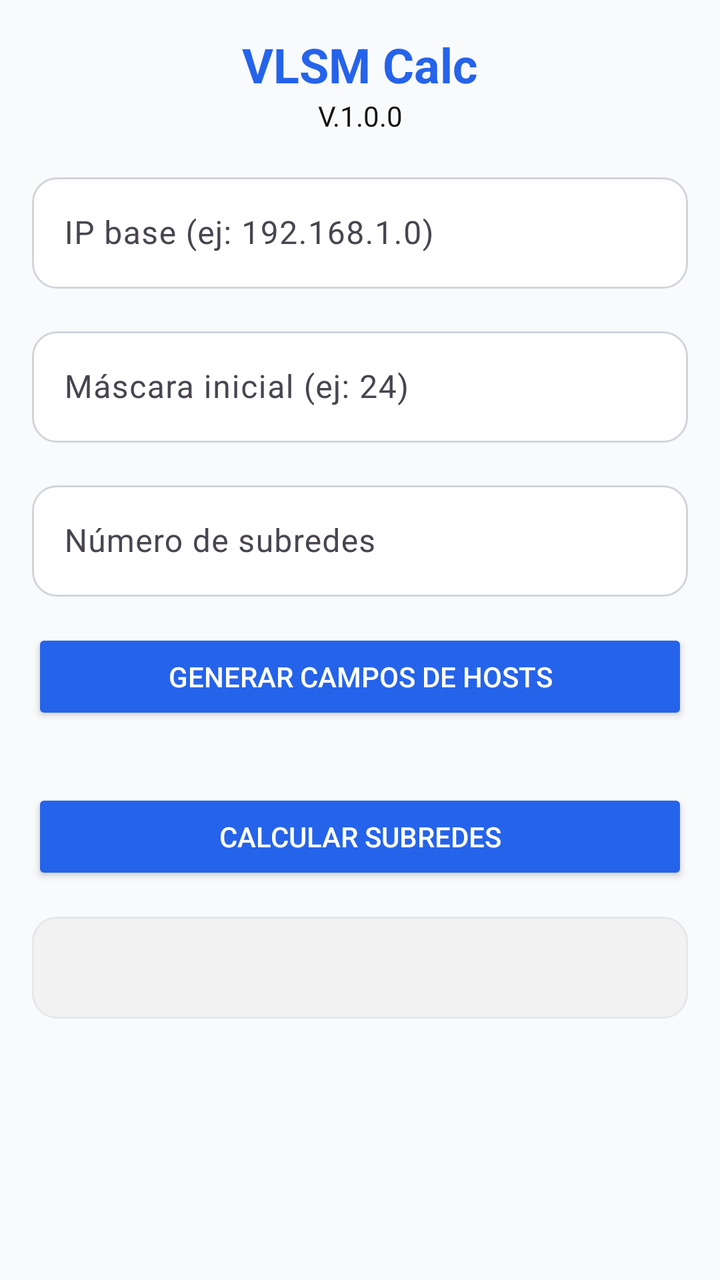
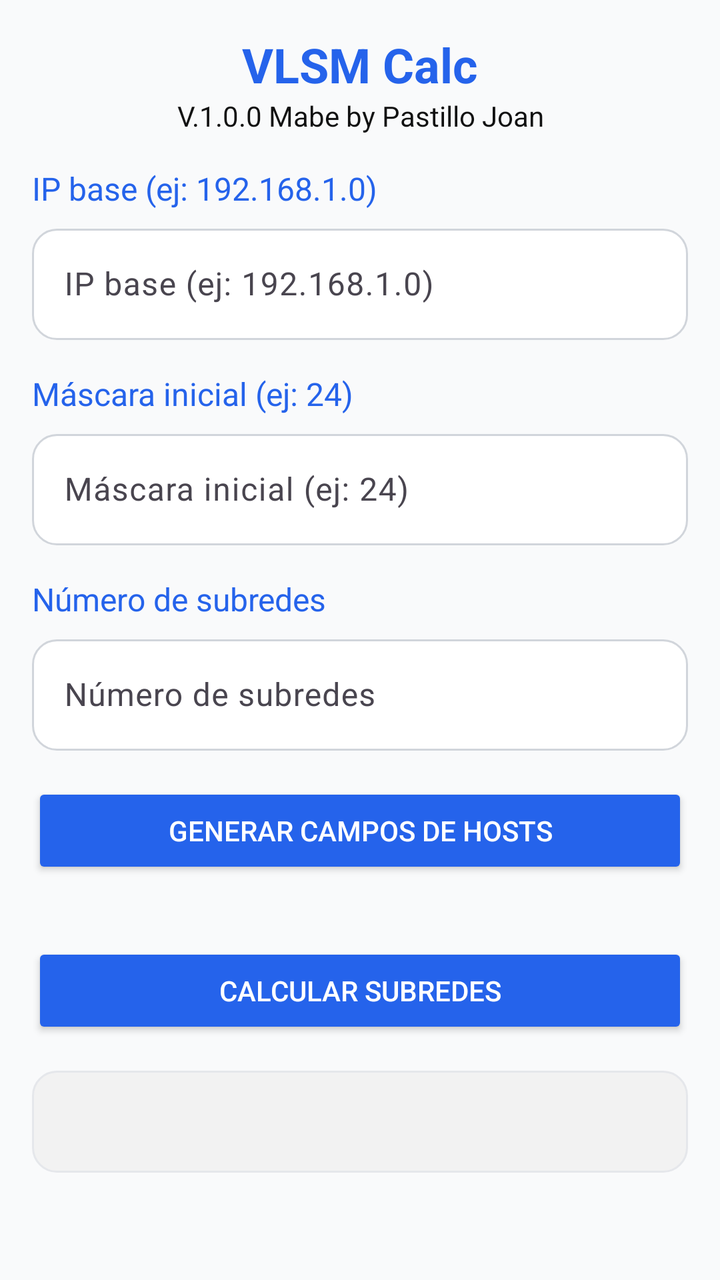

The first picture is an Android layout as it rendered before a commit; the second is the same layout after the commit. The layout source and the unified diff follow.
<!-- AndroidManifest.xml: application theme Theme.CalculadoraVLSM -->
<!-- res/layout/activity_main.xml -->
<?xml version="1.0" encoding="utf-8"?>
<LinearLayout xmlns:android="http://schemas.android.com/apk/res/android"
    xmlns:app="http://schemas.android.com/apk/res-auto"
    android:id="@+id/mainLayout"
    android:layout_width="match_parent"
    android:layout_height="match_parent"
    android:orientation="vertical"
    android:padding="16dp"
    android:background="#F9FAFB">

    <TextView
        android:id="@+id/title"
        android:layout_width="match_parent"
        android:layout_height="wrap_content"
        android:text="@string/tittle"
        android:textColor="#2563EB"
        android:textSize="24sp"
        android:textStyle="bold"
        android:gravity="center" />


    <TextView
        android:id="@+id/version"
        android:layout_width="match_parent"
        android:layout_height="wrap_content"
        android:text="@string/version"
        android:textColor="#111"
        android:textSize="14sp"
        android:layout_marginBottom="16dp"
        android:gravity="center" />


    <com.google.android.material.textfield.TextInputLayout
        android:id="@+id/ipInputLayout"
        android:layout_width="match_parent"
        android:layout_height="wrap_content"
        app:boxBackgroundMode="outline"
        app:boxStrokeColor="#2563EB"
        android:layout_marginBottom="16dp">

        <com.google.android.material.textfield.TextInputEditText
            android:id="@+id/ipInput"
            android:layout_width="match_parent"
            android:layout_height="wrap_content"
            android:hint="@string/hover_ip_base"
            android:inputType="text"
            android:textColor="#111"
            android:textSize="16sp"
            android:background="@drawable/input_background" />
    </com.google.android.material.textfield.TextInputLayout>


    <com.google.android.material.textfield.TextInputLayout
        android:id="@+id/maskInputLayout"
        android:layout_width="match_parent"
        android:layout_height="wrap_content"
        app:boxBackgroundMode="outline"
        app:boxStrokeColor="#2563EB"
        android:layout_marginBottom="16dp">

        <com.google.android.material.textfield.TextInputEditText
            android:id="@+id/maskInput"
            android:layout_width="match_parent"
            android:layout_height="wrap_content"
            android:hint="@string/hover_mascara_ini"
            android:inputType="number"
            android:textColor="#111"
            android:textSize="16sp"
            android:background="@drawable/input_background" />
    </com.google.android.material.textfield.TextInputLayout>


    <com.google.android.material.textfield.TextInputLayout
        android:id="@+id/numSubnetsInputLayout"
        android:layout_width="match_parent"
        android:layout_height="wrap_content"
        app:boxBackgroundMode="outline"
        app:boxStrokeColor="#2563EB"
        android:layout_marginBottom="16dp">

        <com.google.android.material.textfield.TextInputEditText
            android:id="@+id/numSubnetsInput"
            android:layout_width="match_parent"
            android:layout_height="wrap_content"
            android:hint="@string/hover_num_sr"
            android:inputType="number"
            android:textColor="#111"
            android:textSize="16sp"
            android:background="@drawable/input_background" />
    </com.google.android.material.textfield.TextInputLayout>


    <Button
        android:id="@+id/generateFieldsButton"
        android:layout_width="match_parent"
        android:layout_height="wrap_content"
        android:text="@string/generar"
        android:textColor="#FFF"
        android:backgroundTint="#2563EB"
        android:layout_marginBottom="16dp" />




    <LinearLayout
        android:id="@+id/hostsContainer"
        android:layout_width="match_parent"
        android:layout_height="wrap_content"
        android:orientation="vertical" />

    <Button
        android:id="@+id/backToStepOneButton"
        android:layout_width="match_parent"
        android:layout_height="wrap_content"
        android:text="@string/btn_return"
        android:layout_marginTop="8dp"
        android:textColor="#FFF"
        android:backgroundTint="#EF4444"
        android:visibility="gone" />

    <Button
        android:id="@+id/calculateButton"
        android:layout_width="match_parent"
        android:layout_height="wrap_content"
        android:text="@string/calcular"
        android:layout_marginTop="16dp"
        android:textColor="#FFF"
        android:backgroundTint="#2563EB" />

    <ScrollView
        android:id="@+id/resultsScroll"
        android:layout_width="match_parent"
        android:layout_height="0dp"
        android:layout_weight="1"
        android:layout_marginTop="16dp">

        <LinearLayout
            android:id="@+id/resultsContainer"
            android:layout_width="match_parent"
            android:layout_height="wrap_content"
            android:orientation="vertical">

            <TextView
                android:id="@+id/resultOutput"
                android:layout_width="match_parent"
                android:layout_height="wrap_content"
                android:textSize="14sp"
                android:padding="16dp"
                android:textColor="#111"
                android:background="@drawable/output_background" />
        </LinearLayout>
    </ScrollView>

    <Button
        android:id="@+id/newCalculationButton"
        android:layout_width="match_parent"
        android:layout_height="wrap_content"
        android:text="@string/new_cal"
        android:layout_marginTop="16dp"
        android:textColor="#FFF"
        android:backgroundTint="#10B981"
        android:visibility="gone" />

</LinearLayout>
<!-- resources referenced by this layout -->
<resources>
  <!-- drawable input_background (drawable) -->
  <?xml version="1.0" encoding="utf-8"?>
  <shape xmlns:android="http://schemas.android.com/apk/res/android" android:shape="rectangle">
      <solid android:color="#FFF"/>
      <stroke android:width="1dp" android:color="#D1D5DB"/>
      <corners android:radius="12dp"/>
  </shape>
  <!-- drawable output_background (drawable) -->
  <?xml version="1.0" encoding="utf-8"?>
  <shape xmlns:android="http://schemas.android.com/apk/res/android" android:shape="rectangle">
      <solid android:color="#F2F2F2"/>
      <stroke android:width="1dp" android:color="#E5E7EB"/>
      <corners android:radius="12dp"/>
  </shape>
  <string name="btn_return">Regresar</string>
  <string name="calcular">Calcular Subredes</string>
  <string name="generar">Generar campos de hosts</string>
  <string name="hover_ip_base">IP base (ej: 192.168.1.0)</string>
  <string name="hover_mascara_ini">Máscara inicial (ej: 24)</string>
  <string name="hover_num_sr">Número de subredes</string>
  <string name="new_cal">Nuevo cálculo</string>
  <string name="tittle">VLSM Calc</string>
  <string name="version">V.1.0.0</string>
  <style name="Theme.CalculadoraVLSM" parent="Base.Theme.CalculadoraVLSM" />
  <style name="Base.Theme.CalculadoraVLSM" parent="Theme.Material3.DayNight.NoActionBar">
          
          
      </style>
</resources>

<!-- the commit's change to res/layout/activity_main.xml (unified diff, before → after) -->
@@ -6,8 +6,10 @@
     android:layout_height="match_parent"
     android:orientation="vertical"
     android:padding="16dp"
-    android:background="#F9FAFB">
+    android:background="#F9FAFB"
+    android:gravity="center_vertical"> 
 
+    
     <TextView
         android:id="@+id/title"
         android:layout_width="match_parent"
@@ -18,7 +20,7 @@
         android:textStyle="bold"
         android:gravity="center" />
 
-
+    
     <TextView
         android:id="@+id/version"
         android:layout_width="match_parent"
@@ -29,6 +31,16 @@
         android:layout_marginBottom="16dp"
         android:gravity="center" />
 
+    
+    <TextView
+        android:id="@+id/labelIp"
+        android:layout_width="match_parent"
+        android:layout_height="wrap_content"
+        android:text="@string/hover_ip_base"
+        android:textColor="#2563EB"
+        android:textSize="16sp"
+        android:layout_marginBottom="4dp"
+        android:gravity="start" />
 
     <com.google.android.material.textfield.TextInputLayout
         android:id="@+id/ipInputLayout"
@@ -49,6 +61,16 @@
             android:background="@drawable/input_background" />
     </com.google.android.material.textfield.TextInputLayout>
 
+    
+    <TextView
+        android:id="@+id/labelMask"
+        android:layout_width="match_parent"
+        android:layout_height="wrap_content"
+        android:text="@string/hover_mascara_ini"
+        android:textColor="#2563EB"
+        android:textSize="16sp"
+        android:layout_marginBottom="4dp"
+        android:gravity="start" />
 
     <com.google.android.material.textfield.TextInputLayout
         android:id="@+id/maskInputLayout"
@@ -69,6 +91,16 @@
             android:background="@drawable/input_background" />
     </com.google.android.material.textfield.TextInputLayout>
 
+    
+    <TextView
+        android:id="@+id/labelNumSubnets"
+        android:layout_width="match_parent"
+        android:layout_height="wrap_content"
+        android:text="@string/hover_num_sr"
+        android:textColor="#2563EB"
+        android:textSize="16sp"
+        android:layout_marginBottom="4dp"
+        android:gravity="start" />
 
     <com.google.android.material.textfield.TextInputLayout
         android:id="@+id/numSubnetsInputLayout"
@@ -89,7 +121,7 @@
             android:background="@drawable/input_background" />
     </com.google.android.material.textfield.TextInputLayout>
 
-
+    
     <Button
         android:id="@+id/generateFieldsButton"
         android:layout_width="match_parent"
@@ -99,15 +131,15 @@
         android:backgroundTint="#2563EB"
         android:layout_marginBottom="16dp" />
 
-
-
-
+    
     <LinearLayout
         android:id="@+id/hostsContainer"
         android:layout_width="match_parent"
         android:layout_height="wrap_content"
-        android:orientation="vertical" />
+        android:orientation="vertical"
+        android:gravity="center_vertical" />
 
+    
     <Button
         android:id="@+id/backToStepOneButton"
         android:layout_width="match_parent"
@@ -118,6 +150,7 @@
         android:backgroundTint="#EF4444"
         android:visibility="gone" />
 
+    
     <Button
         android:id="@+id/calculateButton"
         android:layout_width="match_parent"
@@ -127,6 +160,7 @@
         android:textColor="#FFF"
         android:backgroundTint="#2563EB" />
 
+    
     <ScrollView
         android:id="@+id/resultsScroll"
         android:layout_width="match_parent"
<!-- resource entries referenced after the edit -->
@@ -22,7 +22,7 @@
   <string name="hover_num_sr">Número de subredes</string>
   <string name="new_cal">Nuevo cálculo</string>
   <string name="tittle">VLSM Calc</string>
-  <string name="version">V.1.0.0</string>
+  <string name="version">V.1.0.0 Mabe by Pastillo Joan</string>
   <style name="Theme.CalculadoraVLSM" parent="Base.Theme.CalculadoraVLSM" />
   <style name="Base.Theme.CalculadoraVLSM" parent="Theme.Material3.DayNight.NoActionBar">
           
